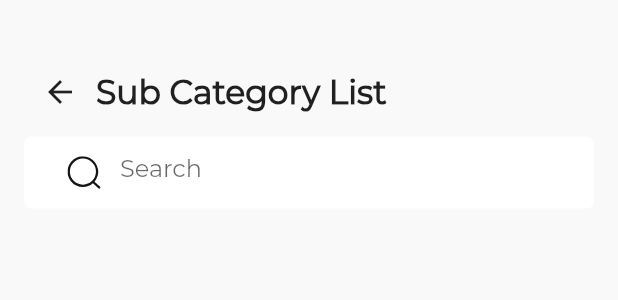
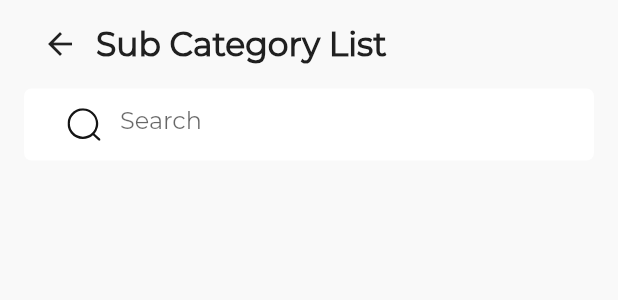
Before and after one commit to robertodevs/flutter_ecommerce_template, a Flutter app: the SubCategoryListPage widget shown alone on an empty page, opened directly with empty values, on a phone screen of 412 x 824 dp. Shown: the top 300 px of the screen. Run offline on Flutter 3.47's test engine with Material 2 defaults, Android fonts, the light colour scheme and no system bars; drawn by our look-alikes of pull_to_refresh; our stand-ins replace card_swiper, country_code_picker, dio, flutter_rating_bar, flutter_svg, get and 3 more; accounts and stored records are empty; network calls fail.

Commit message:
Update category view

```diff
--- a/lib/screens/category/category_list_page.dart
+++ b/lib/screens/category/category_list_page.dart
@@ -14,7 +14,6 @@ class CategoryListPage extends StatelessWidget {
     return Material(
       color: Color(0xffF9F9F9),
       child: Container(
-        margin: const EdgeInsets.only(top: 16),
         padding: EdgeInsets.symmetric(horizontal: 16.0),
         child: GetBuilder<CategoryController>(
           init: CategoryController(Get.find<CategoryRepository>()),
@@ -22,7 +21,6 @@ class CategoryListPage extends StatelessWidget {
             child: Column(
               mainAxisSize: MainAxisSize.min,
               children: <Widget>[
-                const SizedBox(height: 16,),
                 Align(
                   alignment: Alignment(-1, 0),
                   child: Padding(
--- a/lib/screens/category/sub_category_list_page.dart
+++ b/lib/screens/category/sub_category_list_page.dart
@@ -20,7 +20,6 @@ class SubCategoryListPage extends StatelessWidget {
     return Material(
       color: Color(0xffF9F9F9),
       child: Container(
-        margin: const EdgeInsets.only(top: 16),
         padding: EdgeInsets.symmetric(horizontal: 16.0),
         child: GetBuilder<SubCategoryController>(
           init: SubCategoryController(Get.find<CategoryRepository>(), category),
@@ -28,9 +27,6 @@ class SubCategoryListPage extends StatelessWidget {
             child: Column(
               mainAxisSize: MainAxisSize.min,
               children: <Widget>[
-                const SizedBox(
-                  height: 16,
-                ),
                 Row(
                   children: [
                     BackButton(
```
